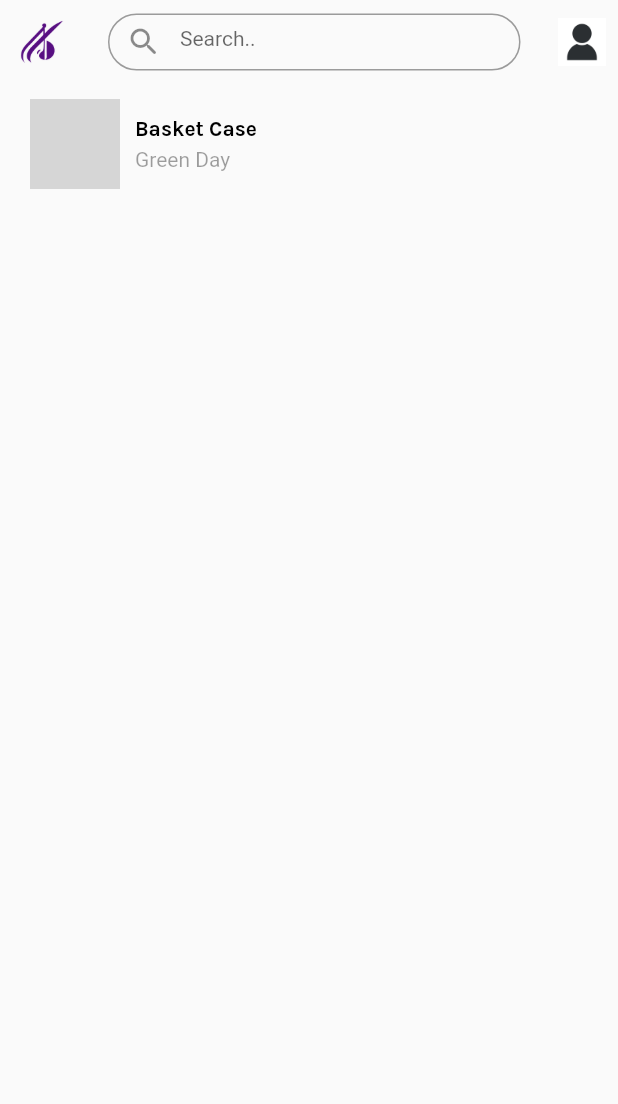
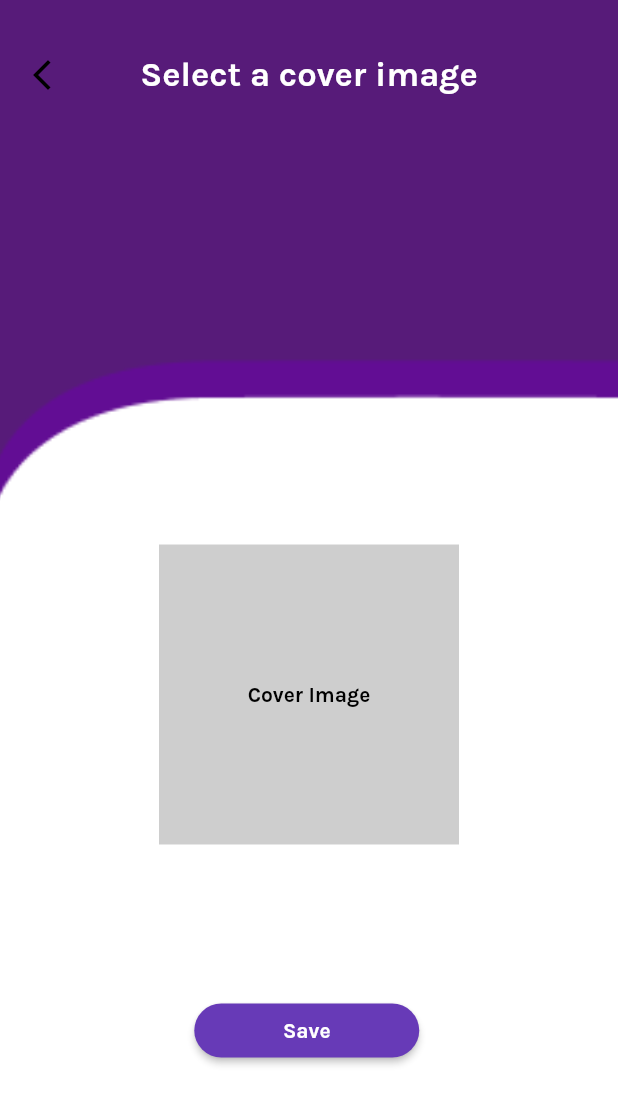
Before and after one commit to RokasStadalius/Mellowde, a Flutter app: the screen it shows after launch, on a phone screen of 412 x 824 dp. Shown: the top 1104 px of the screen. Run offline on Flutter 3.47's test engine with Material 2 defaults, Android fonts, the phone set to English and light mode, and no system bars; our stand-ins replace audio_video_progress_bar, just_audio, rxdart; grey boxes are pictures that could not be loaded.

Commit message:
created song_creation_ui files

```diff
--- /dev/null
+++ b/mellowde/lib/image_container.dart
@@ -0,0 +1,34 @@
+import 'package:flutter/material.dart';
+
+class ImageContainer extends StatelessWidget {
+  final String imagePath;
+  final double width;
+  final double height;
+
+  ImageContainer(
+      {required this.imagePath, required this.width, required this.height});
+
+  @override
+  Widget build(BuildContext context) {
+    return Container(
+      alignment: Alignment.center,
+      width: width,
+      height: height,
+      color: Colors.grey.withOpacity(0.50), // Set the default grey color
+
+      child: imagePath.isNotEmpty // Check if imagePath is not empty
+          ? Image.asset(
+              imagePath,
+              width: width,
+              height: height,
+              fit: BoxFit.cover,
+            )
+          : Center(
+              child: Text(
+                'Cover Image',
+                style: TextStyle(color: Colors.black, fontFamily: "Karla"),
+              ),
+            ),
+    );
+  }
+}
--- a/mellowde/lib/main.dart
+++ b/mellowde/lib/main.dart
@@ -1,4 +1,6 @@
 import 'package:flutter/material.dart';
+import 'package:mellowde/song_creation_coverpic_ui.dart';
+import 'package:mellowde/song_creation_namebio_ui.dart';
 import 'package:mellowde/song_playing_ui.dart';
 import 'package:mellowde/song_search_ui.dart';
 
@@ -42,6 +44,6 @@
 
   @override
   Widget build(BuildContext context) {
-    return const MaterialApp(home: SongSearch());
+    return const MaterialApp(home: SongCreationCoverPic());
   }
 }
--- /dev/null
+++ b/mellowde/lib/song_creation_coverpic_ui.dart
@@ -0,0 +1,76 @@
+import 'package:flutter/material.dart';
+import 'package:mellowde/image_container.dart';
+
+class SongCreationCoverPic extends StatefulWidget {
+  const SongCreationCoverPic({super.key});
+
+  @override
+  State<SongCreationCoverPic> createState() => _SongCreationCoverPicState();
+}
+
+class _SongCreationCoverPicState extends State<SongCreationCoverPic> {
+  @override
+  Widget build(BuildContext context) {
+    return Scaffold(
+      extendBodyBehindAppBar: true,
+      appBar: AppBar(
+        leading: IconButton(
+          icon: const Icon(Icons.arrow_back_ios_new_sharp, color: Colors.black),
+          onPressed: () {},
+        ),
+        centerTitle: true,
+        elevation: 0.0,
+        backgroundColor: const Color(0x00000000),
+        toolbarHeight: 100,
+        title: const Text(
+          "Select a cover image",
+          style: TextStyle(
+            fontFamily: 'Karla',
+            fontSize: 23,
+          ),
+        ),
+      ),
+      body: Stack(
+        children: [
+          Container(
+            decoration: const BoxDecoration(
+              image: DecorationImage(
+                image: AssetImage('assets/creationBG.png'),
+                fit: BoxFit.cover,
+              ),
+            ),
+          ),
+          Column(
+            mainAxisAlignment: MainAxisAlignment.center,
+            children: [
+              Padding(
+                padding:
+                    const EdgeInsets.only(left: 106, top: 250, bottom: 100),
+                child: ImageContainer(
+                  height: 200,
+                  width: 200,
+                  imagePath: "",
+                ),
+              ),
+              Container(
+                margin: const EdgeInsets.only(left: 103),
+                width: 150,
+                child: ElevatedButton(
+                  onPressed: () {},
+                  child: const Text(
+                    'Save',
+                    style: TextStyle(fontFamily: "Karla"),
+                  ),
+                  style: ElevatedButton.styleFrom(
+                    shape: StadiumBorder(),
+                    backgroundColor: Colors.deepPurple,
+                  ),
+                ),
+              ),
+            ],
+          ),
+        ],
+      ),
+    );
+  }
+}
```
Also changed, not shown: mellowde/lib/song_creation_namebio_ui.dart (added, +112 -0 lines), mellowde/assets/creationBG.png (added).
